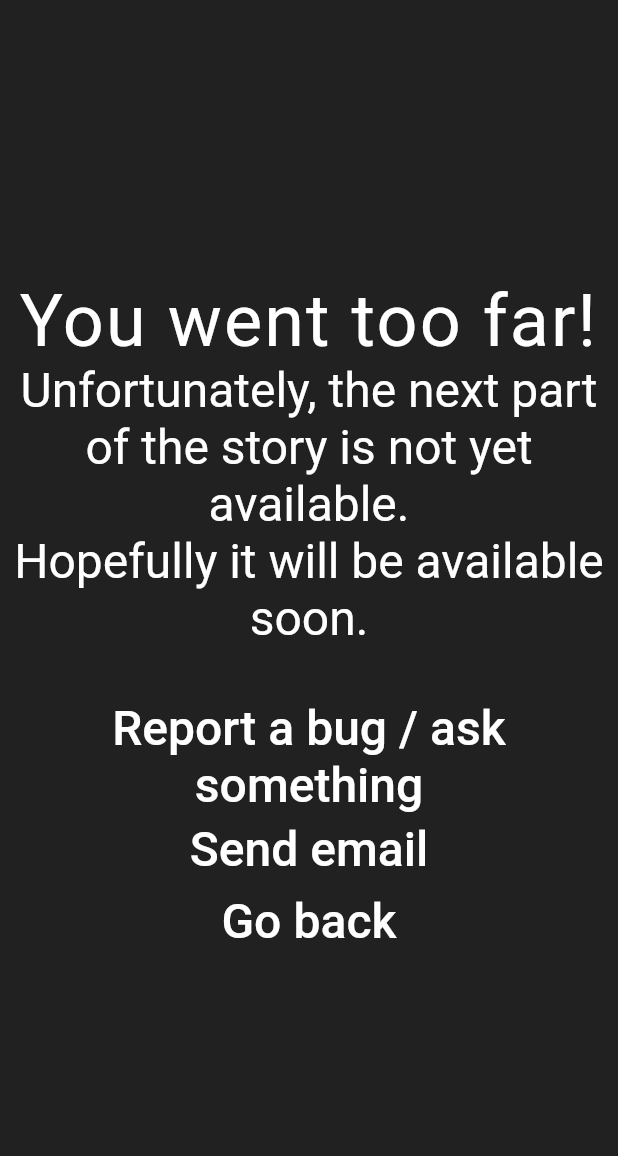
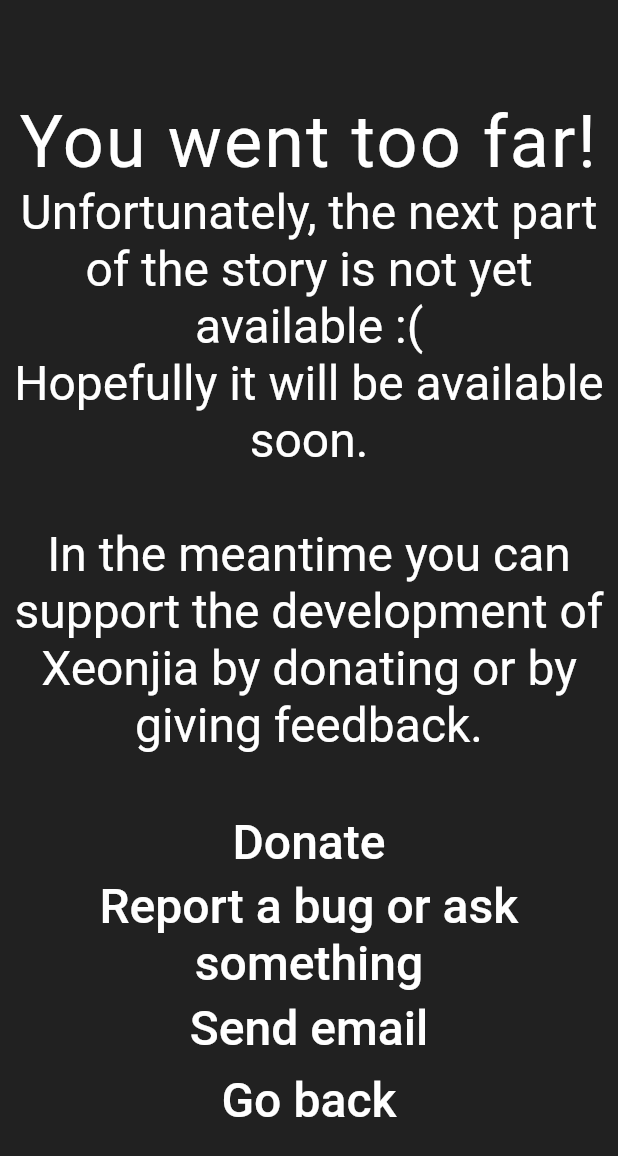
Before and after one commit to Genouka/Xeonjia, a Flutter app: the NoMapsMenu widget shown alone on an empty page, opened directly, on a phone screen of 412 x 824 dp. Shown: the top 1156 px of the screen. Run offline on Flutter 3.47's test engine with Material 2 defaults, Android fonts, the phone set to English and light mode, and no system bars; our stand-ins replace shared_preferences; missing offline and left inert: flame; accounts and stored records are empty.

Commit message:
feat: add donate link

```diff
--- a/lib/game/widgets/no_maps_menu.dart
+++ b/lib/game/widgets/no_maps_menu.dart
@@ -22,8 +22,9 @@ class NoMapsMenu extends StatelessWidget {
                 textAlign: TextAlign.center,
               ),
               const Text(
-                'Unfortunately, the next part of the story is not yet available.\n'
-                'Hopefully it will be available soon.',
+                'Unfortunately, the next part of the story is not yet available :(\n'
+                'Hopefully it will be available soon.\n\n'
+                'In the meantime you can support the development of Xeonjia by donating or by giving feedback.',
                 style: TextStyle(color: Colors.white, fontSize: 32),
                 textAlign: TextAlign.center,
               ),
@@ -33,7 +34,17 @@ class NoMapsMenu extends StatelessWidget {
                 children: [
                   FlatButton(
                     child: const Text(
-                      'Report a bug / ask something',
+                      'Donate',
+                      style: TextStyle(color: Colors.white, fontSize: 32),
+                      textAlign: TextAlign.center,
+                    ),
+                    onPressed: () {
+                      launch('https://deepdaikon.xyz/donate');
+                    },
+                  ),
+                  FlatButton(
+                    child: const Text(
+                      'Report a bug or ask something',
                       style: TextStyle(color: Colors.white, fontSize: 32),
                       textAlign: TextAlign.center,
                     ),
--- a/lib/ui/screens/info/info_page.dart
+++ b/lib/ui/screens/info/info_page.dart
@@ -23,6 +23,12 @@ class _InfoPageState extends State<InfoPage> {
       'subtitle': 'App version',
       'url': '',
       'icon': const Icon(Icons.looks_one),
+    },
+    {
+      'title': 'Donate',
+      'subtitle': 'Support the development',
+      'url': 'https://deepdaikon.xyz/donate',
+      'icon': const Icon(Icons.euro),
     },
     {
       'title': 'Updates',
```
